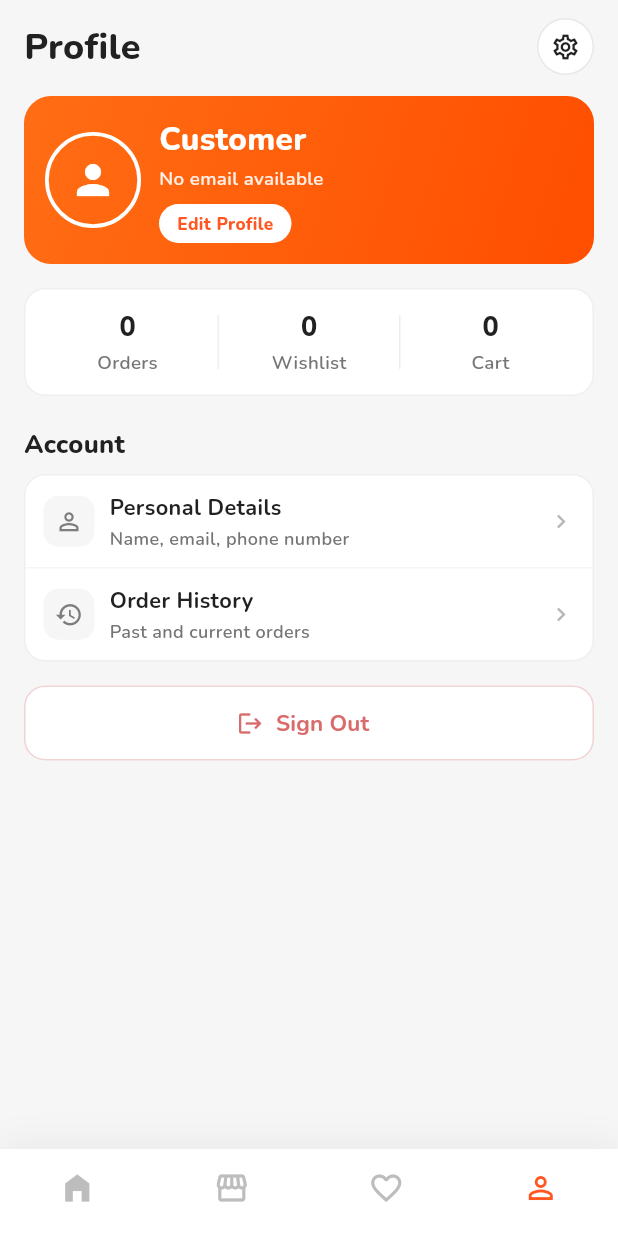
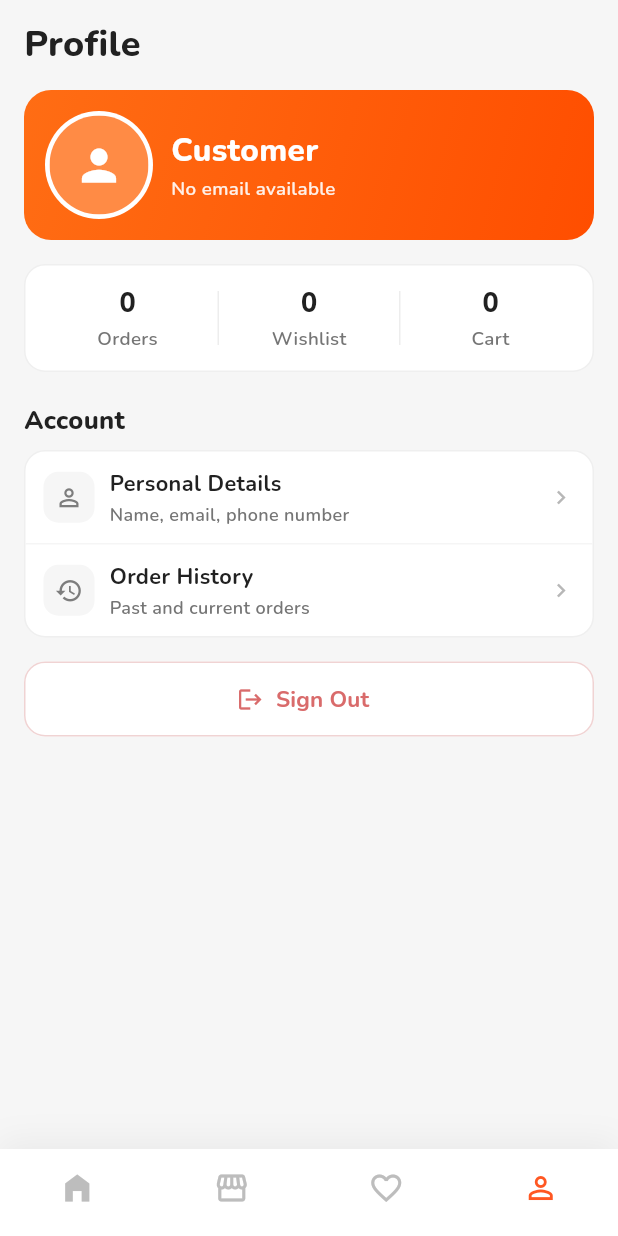
Before and after one commit to CHUNSOKNA1997/e-commerce-app, a Flutter app: the ProfileScreen screen opened directly, on a phone screen of 412 x 824 dp. Run offline on Flutter 3.47's test engine with Material 3 defaults, Android fonts, the phone set to English and light mode, and no system bars; our stand-ins replace google_fonts, shared_preferences, smooth_page_indicator; accounts and stored records are empty; statements that could not run were skipped.

Commit message:
refactor: simplify profile top bar and update user avatar styling and layout

```diff
--- a/lib/screens/profile_screen.dart
+++ b/lib/screens/profile_screen.dart
@@ -98,32 +98,13 @@ class _ProfileScreenState extends State<ProfileScreen> {
   }
 
   Widget _buildTopBar() {
-    return Row(
-      children: [
-        Text(
+    return Text(
       'Profile',
       style: GoogleFonts.nunito(
         fontSize: 24,
         fontWeight: FontWeight.w800,
         color: AppColors.textPrimary,
       ),
-        ),
-        const Spacer(),
-        InkWell(
-          onTap: () {},
-          borderRadius: BorderRadius.circular(999),
-          child: Ink(
-            width: 38,
-            height: 38,
-            decoration: BoxDecoration(
-              color: Colors.white,
-              borderRadius: BorderRadius.circular(999),
-              border: Border.all(color: const Color(0xFFE8E8E8)),
-            ),
-            child: const Icon(Icons.settings_outlined, size: 20),
-          ),
-        ),
-      ],
     );
   }
 
@@ -148,15 +129,18 @@ class _ProfileScreenState extends State<ProfileScreen> {
       child: Row(
         children: [
           Container(
-            width: 64,
-            height: 64,
+            width: 72,
+            height: 72,
+            padding: const EdgeInsets.all(3),
             decoration: BoxDecoration(
               shape: BoxShape.circle,
-              border: Border.all(color: Colors.white, width: 2.5),
+              color: Colors.white,
             ),
-            clipBehavior: Clip.antiAlias,
+            child: ClipOval(
+              child: DecoratedBox(
+                decoration: const BoxDecoration(color: Color(0xFFFF8B45)),
                 child: avatarUrl == null
-                ? const Icon(Icons.person, color: Colors.white, size: 32)
+                    ? const Icon(Icons.person, color: Colors.white, size: 34)
                     : Image.network(
                         avatarUrl,
                         fit: BoxFit.cover,
@@ -164,9 +148,11 @@ class _ProfileScreenState extends State<ProfileScreen> {
                           return const Icon(
                             Icons.person,
                             color: Colors.white,
-                        size: 32,
+                            size: 34,
                           );
                         },
+                      ),
+              ),
             ),
           ),
           const SizedBox(width: 12),
@@ -189,25 +175,6 @@ class _ProfileScreenState extends State<ProfileScreen> {
                     fontSize: 12.5,
                     fontWeight: FontWeight.w600,
                     color: Colors.white.withValues(alpha: 0.9),
-                  ),
-                ),
-                const SizedBox(height: 8),
-                Container(
-                  padding: const EdgeInsets.symmetric(
-                    horizontal: 12,
-                    vertical: 5,
-                  ),
-                  decoration: BoxDecoration(
-                    color: Colors.white,
-                    borderRadius: BorderRadius.circular(999),
-                  ),
-                  child: Text(
-                    'Edit Profile',
-                    style: GoogleFonts.nunito(
-                      fontSize: 11.5,
-                      fontWeight: FontWeight.w800,
-                      color: AppColors.primary,
-                    ),
                   ),
                 ),
               ],
```
Lines whose indentation alone changed are shown as unchanged.
